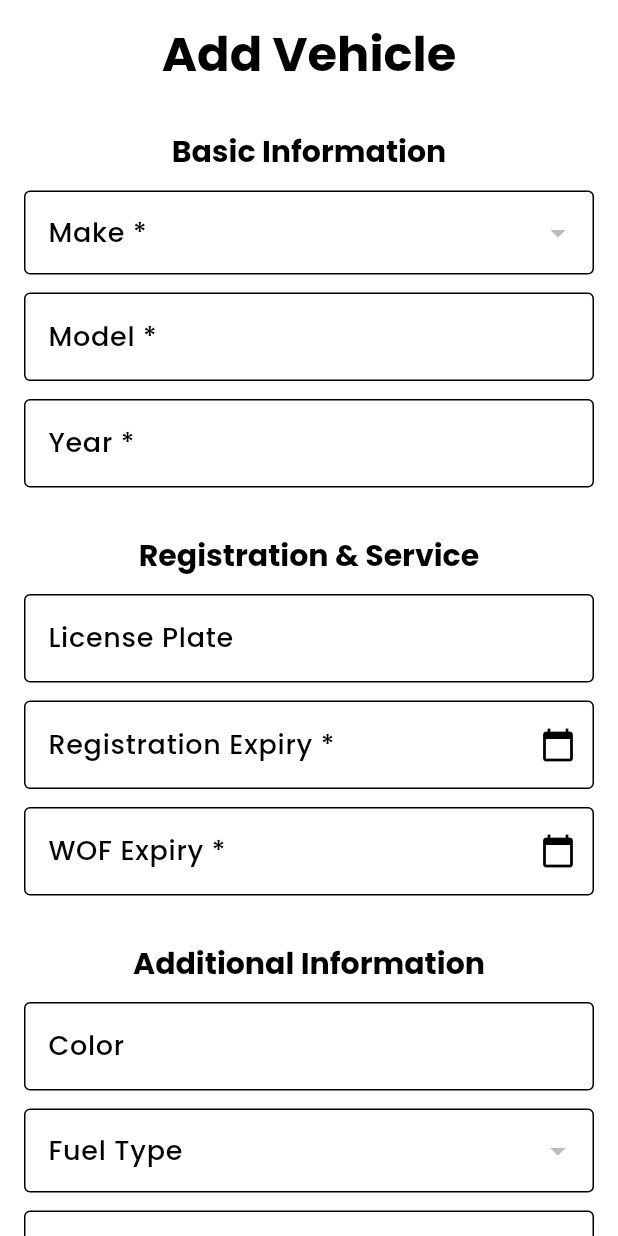
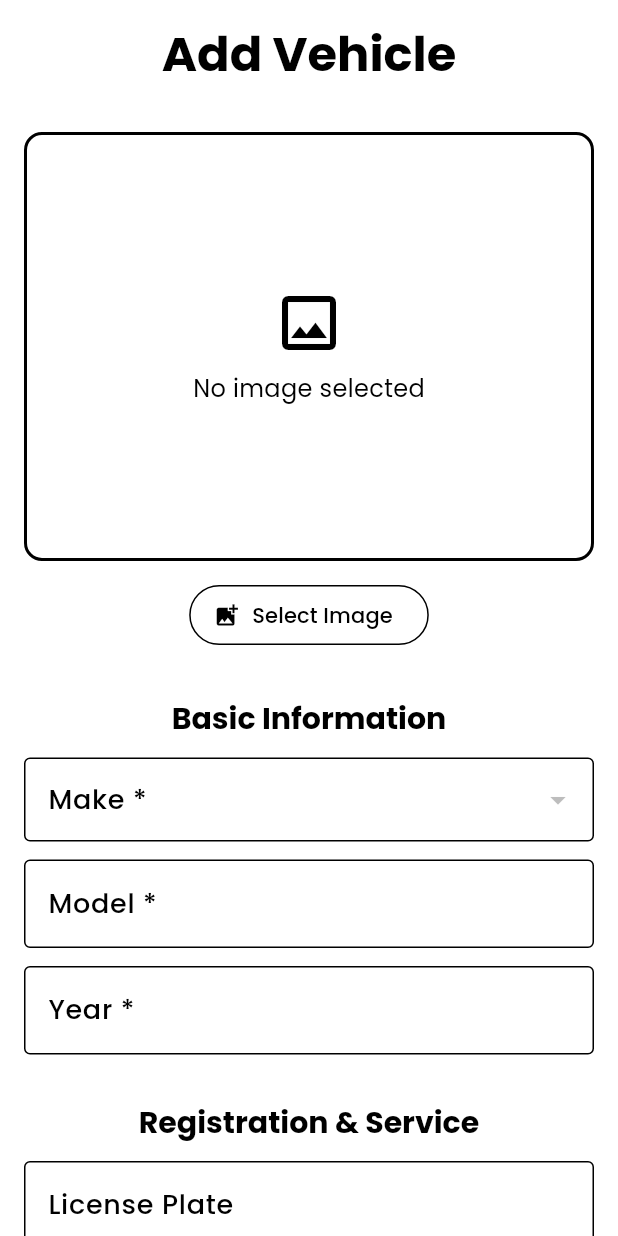
Before and after one commit to joengelena/aurae-beauty-app, a Flutter app: the AddVehicleForm widget shown alone on an empty page, opened directly, on a phone screen of 412 x 824 dp. Run offline on Flutter 3.47's test engine with Material 3 defaults, Android fonts, the phone set to English and light mode, and no system bars; our stand-ins replace flutter_secure_storage, go_router, image_picker, smooth_page_indicator; missing offline and left inert: dart:js_interop, fetch_client; accounts and stored records are empty; network calls fail.

Commit message:
Update the add vehicle page to allow users to upload an image of the their vehicle

```diff
--- /dev/null
+++ b/lib/presentation/widgets/common/select_single_image.dart
@@ -0,0 +1,165 @@
+import 'dart:typed_data';
+import 'package:flutter/material.dart';
+import 'package:image_picker/image_picker.dart';
+
+class SelectSingleImage extends StatefulWidget {
+  final Uint8List? imageBytes;
+  final void Function(Uint8List imageBytes, String mimeType) onImageSelected;
+  final VoidCallback onImageDeleted;
+  final double aspectRatio;
+
+  const SelectSingleImage({
+    super.key,
+    this.imageBytes,
+    required this.onImageSelected,
+    required this.onImageDeleted,
+    this.aspectRatio = 4 / 3,
+  });
+
+  @override
+  State<SelectSingleImage> createState() => _SelectSingleImageState();
+}
+
+class _SelectSingleImageState extends State<SelectSingleImage> {
+  static const int _maxFileSizeBytes = 10 * 1024 * 1024; // 10MB (matches backend)
+  static const double _maxImageWidth = 1920;
+  static const double _maxImageHeight = 1080;
+  static const int _imageQuality = 85;
+
+  final _picker = ImagePicker();
+  bool _isLoading = false;
+
+  Future<void> _pickImage() async {
+    setState(() => _isLoading = true);
+
+    try {
+      final image = await _picker.pickImage(
+        source: ImageSource.gallery,
+        maxWidth: _maxImageWidth,
+        maxHeight: _maxImageHeight,
+        imageQuality: _imageQuality,
+      );
+
+      if (image == null) return;
+
+      final bytes = await image.readAsBytes();
+
+      if (bytes.length > _maxFileSizeBytes) {
+        _showError('Image must be less than 10MB');
+        return;
+      }
+
+      // Get MIME type from the file, default to image/jpeg if not available
+      final mimeType = image.mimeType ?? 'image/jpeg';
+
+      widget.onImageSelected(bytes, mimeType);
+    } catch (e) {
+      _showError('Failed to select image');
+    } finally {
+      if (mounted) {
+        setState(() => _isLoading = false);
+      }
+    }
+  }
+
+  void _showError(String message) {
+    if (!mounted) return;
+
+    ScaffoldMessenger.of(context).showSnackBar(
+      SnackBar(
+        content: Text(message),
+        backgroundColor: Theme.of(context).colorScheme.error,
+        duration: const Duration(seconds: 3),
+        behavior: SnackBarBehavior.floating,
+      ),
+    );
+  }
+
+  @override
+  Widget build(BuildContext context) {
+    return Column(
+      crossAxisAlignment: CrossAxisAlignment.center,
+      spacing: 12,
+      children: [
+        widget.imageBytes != null
+            ? _buildImagePreview()
+            : _buildEmptyState(context),
+        _buildActionButton(),
+      ],
+    );
+  }
+
+  Widget _buildImagePreview() {
+    return Stack(
+      children: [
+        AspectRatio(
+          aspectRatio: widget.aspectRatio,
+          child: ClipRRect(
+            borderRadius: BorderRadius.circular(12),
+            child: Image.memory(
+              widget.imageBytes!,
+              width: double.infinity,
+              fit: BoxFit.cover,
+            ),
+          ),
+        ),
+        Positioned(
+          top: 8,
+          right: 8,
+          child: IconButton(
+            onPressed: widget.onImageDeleted,
+            style: IconButton.styleFrom(
+              backgroundColor: Colors.black87,
+              foregroundColor: Colors.white,
+            ),
+            icon: const Icon(Icons.close, size: 20),
+          ),
+        ),
+      ],
+    );
+  }
+
+  Widget _buildEmptyState(BuildContext context) {
+    final outlineColor = Theme.of(context).colorScheme.outline;
+
+    return Container(
+      decoration: BoxDecoration(
+        border: Border.all(color: outlineColor, width: 2),
+        borderRadius: BorderRadius.circular(12),
+      ),
+      child: AspectRatio(
+        aspectRatio: widget.aspectRatio,
+        child: Column(
+          mainAxisAlignment: MainAxisAlignment.center,
+          children: [
+            Icon(Icons.image_outlined, size: 48, color: outlineColor),
+            const SizedBox(height: 8),
+            Text(
+              'No image selected',
+              style: Theme.of(
+                context,
+              ).textTheme.bodyMedium?.copyWith(color: outlineColor),
+            ),
+          ],
+        ),
+      ),
+    );
+  }
+
+  Widget _buildActionButton() {
+    final hasImage = widget.imageBytes != null;
+
+    return OutlinedButton.icon(
+      onPressed: _isLoading ? null : _pickImage,
+      icon:
+          _isLoading
+              ? const SizedBox(
+                width: 16,
+                height: 16,
+                child: CircularProgressIndicator(strokeWidth: 2),
+              )
+              : Icon(hasImage ? Icons.edit : Icons.add_photo_alternate),
+      label: Text(hasImage ? 'Change Image' : 'Select Image'),
+    );
+  }
+}
--- a/lib/presentation/widgets/vehicle_form/add_vehicle_form.dart
+++ b/lib/presentation/widgets/vehicle_form/add_vehicle_form.dart
@@ -1,6 +1,7 @@
 import 'package:flutter/material.dart';
 import 'package:go_router/go_router.dart';
 import 'package:motorix_app/logic/add_vehicle_provider.dart';
+import 'package:motorix_app/presentation/widgets/common/select_single_image.dart';
 import 'package:motorix_app/presentation/widgets/vehicle_form/additional_info_section.dart';
 import 'package:motorix_app/presentation/widgets/vehicle_form/basic_vehicle_info.dart';
 import 'package:motorix_app/presentation/widgets/vehicle_form/registration_service_section.dart';
@@ -62,21 +63,25 @@ class _AddVehicleFormState extends State<AddVehicleForm> {
                     fontWeight: FontWeight.bold,
                   ),
                 ),
+                SelectSingleImage(
+                  imageBytes: provider.vehicleImageBytes,
+                  onImageSelected: provider.setVehicleImage,
+                  onImageDeleted: provider.removeVehicleImage,
+                  aspectRatio: 4 / 3,
+                ),
                 const BasicVehicleInfo(),
                 const RegistrationServiceSection(),
                 const AdditionalInfoSection(),
                 const SizedBox(height: 20),
                 FilledButton(
-                  onPressed: provider.isLoading
-                      ? null
-                      : () => _handleSubmit(context),
-                  child: provider.isLoading
+                  onPressed:
+                      provider.isLoading ? null : () => _handleSubmit(context),
+                  child:
+                      provider.isLoading
                           ? const SizedBox(
                             width: 20,
                             height: 20,
-                          child: CircularProgressIndicator(
-                            strokeWidth: 2,
-                          ),
+                            child: CircularProgressIndicator(strokeWidth: 2),
                           )
                           : const Text('Add Vehicle'),
                 ),
```
Also changed, not shown: lib/data/services/vehicle_services.dart (+44 -6 lines), lib/logic/add_vehicle_provider.dart (+26 -2 lines). Lines whose indentation alone changed are shown as unchanged.
